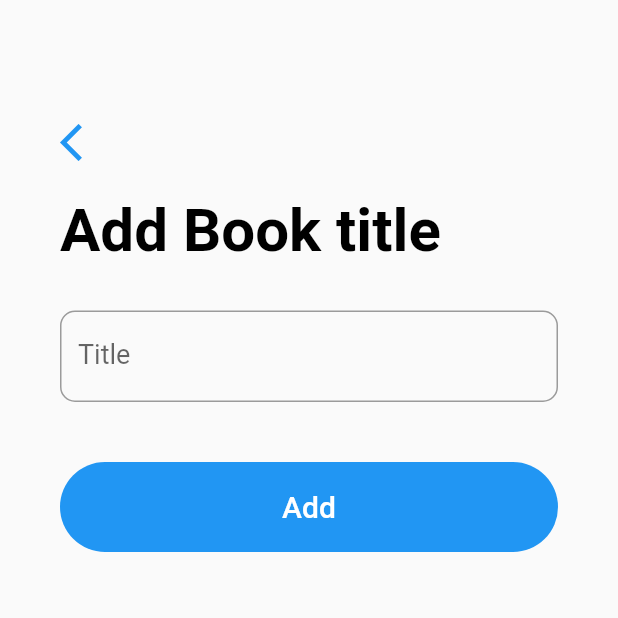
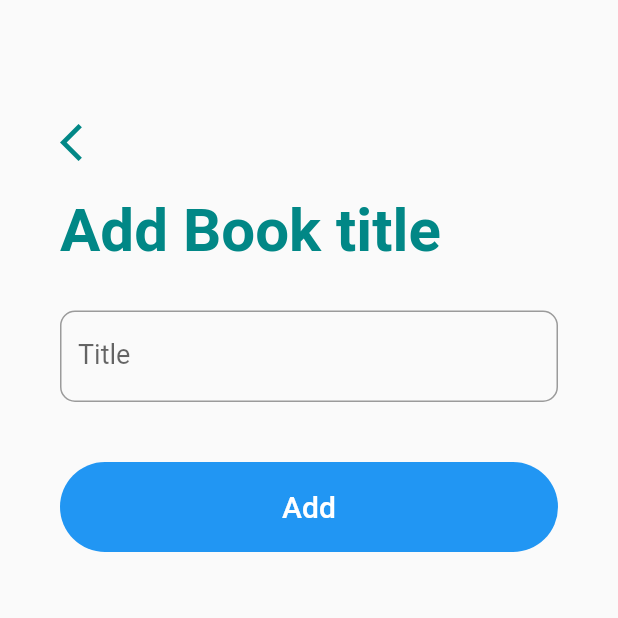
Before and after one commit to gdsc-jssstu/booktracker-app, a Flutter app: the screen it shows after launch, after a tap on the "add" icon, on a phone screen of 412 x 824 dp, the top half of it. Run offline on Flutter 3.47's test engine with Material 2 defaults, Android fonts, the phone set to English and light mode, and no system bars; our stand-ins replace sqflite; accounts and stored records are empty.

Commit message:
Added Toggles in the app Bar to trigger Light mode and Dark mode. Used Provider to make the toggle.
Along with Toggle, Changed the title colour in both the pages to look good in both Light and dark mode.

```diff
--- a/lib/main.dart
+++ b/lib/main.dart
@@ -1,21 +1,31 @@
 import 'package:flutter/material.dart';
 import 'package:bookduetracker/screens/todo_list_screen.dart';
+import 'package:provider/provider.dart';
+import 'package:bookduetracker/provider/theme.dart';
 
 void main() {
-  runApp(const MyApp());
+  runApp(MyApp());
 }
 
 class MyApp extends StatelessWidget {
   const MyApp({Key? key}) : super(key: key);
-
-  // This widget is the root of your application.
   @override
   Widget build(BuildContext context) {
+    return ChangeNotifierProvider<Themechanger>(
+      create: (_) => Themechanger(ThemeData()),
+      child: const MaterialAppwithTheme(),
+    );
+  }
+}
+
+class MaterialAppwithTheme extends StatelessWidget {
+  const MaterialAppwithTheme({Key? key}) : super(key: key);
+  @override
+  Widget build(BuildContext context) {
+    final theme = Provider.of<Themechanger>(context);
     return MaterialApp(
       debugShowCheckedModeBanner: false,
-      theme: ThemeData(
-        primarySwatch: Colors.blue,
-      ),
+      theme: theme.gettheme(),
       home: const TodoListScreen(),
     );
   }
--- /dev/null
+++ b/lib/provider/theme.dart
@@ -0,0 +1,16 @@
+import 'package:flutter/material.dart';
+import 'package:provider/provider.dart';
+
+class Themechanger with ChangeNotifier {
+  ThemeData _themeData;
+
+  Themechanger(this._themeData);
+
+  gettheme() => _themeData;
+
+  settheme(ThemeData theme) {
+    _themeData = theme;
+
+    notifyListeners();
+  }
+}
--- a/lib/screens/add_task_screen.dart
+++ b/lib/screens/add_task_screen.dart
@@ -77,10 +77,10 @@ class _AddTaskScreenState extends State<AddTaskScreen> {
               children: <Widget>[
                 GestureDetector(
                   onTap: () => Navigator.pop(context),
-                  child: Icon(
+                  child: const Icon(
                     Icons.arrow_back_ios,
                     size: 30,
-                    color: Theme.of(context).primaryColor,
+                    color: Color(0xFF018786),
                   ),
                 ),
                 const SizedBox(
@@ -89,7 +89,7 @@ class _AddTaskScreenState extends State<AddTaskScreen> {
                 Text(
                   widget.task == null ? 'Add Book title' : 'Update Book title',
                   style: const TextStyle(
-                      color: Colors.black,
+                      color: Color(0xFF018786),
                       fontSize: 40.0,
                       fontWeight: FontWeight.bold),
                 ),
--- a/lib/screens/todo_list_screen.dart
+++ b/lib/screens/todo_list_screen.dart
@@ -1,9 +1,13 @@
+import 'dart:ui';
+
+import 'package:bookduetracker/provider/theme.dart';
 import 'package:flutter/cupertino.dart';
 import 'package:flutter/material.dart';
 import 'package:intl/intl.dart';
 import 'package:bookduetracker/helpers/database_helper.dart';
 import 'package:bookduetracker/models/task_model.dart';
 import 'package:bookduetracker/screens/add_task_screen.dart';
+import 'package:provider/provider.dart';
 
 class TodoListScreen extends StatefulWidget {
   const TodoListScreen({Key? key}) : super(key: key);
@@ -75,10 +79,20 @@ class _TodoListScreenState extends State<TodoListScreen> {
 
   @override
   Widget build(BuildContext context) {
+    Themechanger _themechanger = Provider.of<Themechanger>(context);
     return SafeArea(
       child: Scaffold(
         appBar: AppBar(
           title: const Center(child: Text('Book Tracker')),
+          leading: IconButton(
+              icon: const Icon(Icons.brightness_3_sharp),
+              onPressed: () => _themechanger.settheme(ThemeData.dark())),
+          actions: [
+            IconButton(
+              icon: const Icon(Icons.brightness_4),
+              onPressed: () => _themechanger.settheme(ThemeData.light()),
+            ),
+          ],
         ),
         floatingActionButton: FloatingActionButton(
           backgroundColor: Theme.of(context).primaryColor,
@@ -90,7 +104,10 @@ class _TodoListScreenState extends State<TodoListScreen> {
               ),
             )
           },
-          child: const Icon(Icons.add),
+          child: const Icon(
+            Icons.add,
+            color: Colors.white,
+          ),
         ),
         body: FutureBuilder(
           future: _taskList,
@@ -120,8 +137,8 @@ class _TodoListScreenState extends State<TodoListScreen> {
                         const Text(
                           'Books to be Returned',
                           style: TextStyle(
-                              color: Colors.black,
-                              fontSize: 30,
+                              color: Color(0xFF018786),
+                              fontSize: 32,
                               fontWeight: FontWeight.bold),
                         ),
                         const SizedBox(
--- a/pubspec.yaml
+++ b/pubspec.yaml
@@ -38,6 +38,7 @@ dependencies:
   sqflite: ^2.0.0+4
   path_provider: ^2.0.5
   get_it: ^7.2.0
+  provider:
 
 dev_dependencies:
   flutter_test:
```
Also changed, not shown: pubspec.lock, 6 other files.
